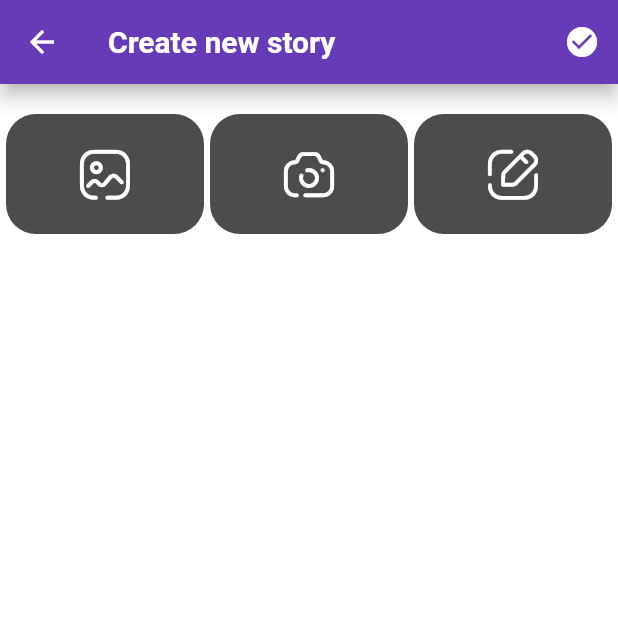
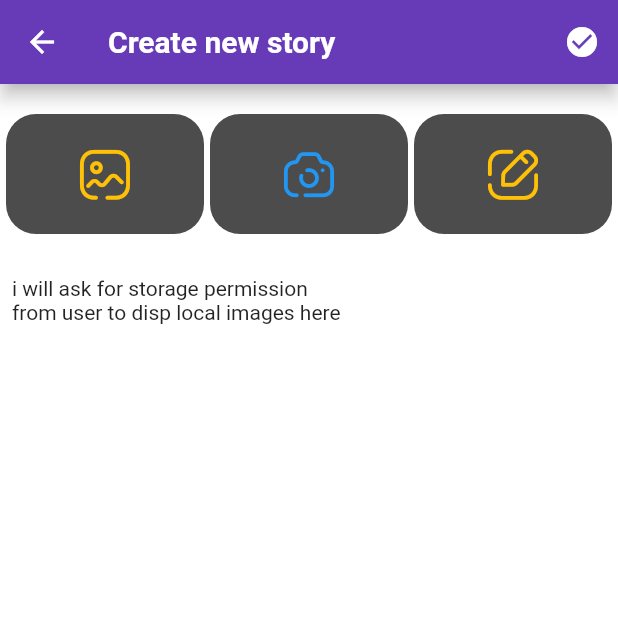
Before and after one commit to OsamaElnagar/Lammetna_App, a Flutter app: the HomeLayout screen opened directly, after a tap on an icon or button, on a phone screen of 412 x 824 dp, the top half of it. Run offline on Flutter 3.47's test engine with Material 2 defaults, Android fonts, the phone set to English and light mode, and no system bars; our stand-ins replace bloc, cloud_firestore, conditional_builder_null_safety, dio, firebase_auth, firebase_core and 8 more; accounts and stored records are empty; network calls fail.

Commit message:
more Enhancing for time formats.

```diff
--- a/lib/modules/feedsScreen.dart
+++ b/lib/modules/feedsScreen.dart
@@ -84,8 +84,12 @@ class FeedsScreen extends StatelessWidget {
                       child: Row(
                         children: [
 
-                          buildFirstStoryItem(
-                              context: context, loginModel: cubit.loginModel!),
+                          ConditionalBuilder(
+                            condition: cubit.loginModel !=null,
+                            builder:(context)=> buildFirstStoryItem(
+                                context: context, loginModel: cubit.loginModel!),
+                            fallback: (context)=>const Center(child:  CircularProgressIndicator()),
+                          ),
                           const SizedBox(
                             width: 2,
                           ),
@@ -106,7 +110,7 @@ class FeedsScreen extends StatelessWidget {
                                 width: 2,
                               ),
                             ),
-                          fallback: (context)=>SizedBox(),
+                          fallback: (context)=>const SizedBox(),
                           ),
                         ],
                       ),
@@ -116,7 +120,7 @@ class FeedsScreen extends StatelessWidget {
                 ConditionalBuilder(
                   condition: AppCubit.get(context).feedPosts.isNotEmpty,
                   builder: (context) => ListView.separated(
-                      physics: const NeverScrollableScrollPhysics(),
+                      physics: const BouncingScrollPhysics(),
                       scrollDirection: Axis.vertical,
                       shrinkWrap: true,
                       itemBuilder: (context, index) {
@@ -151,7 +155,7 @@ class FeedsScreen extends StatelessWidget {
                   ),
                 ),
                 const SizedBox(
-                  height: 20,
+                  height: 70,
                 ),
               ],
             ),
--- a/lib/modules/messangerScreen.dart
+++ b/lib/modules/messangerScreen.dart
@@ -73,7 +73,7 @@ class MessengerScreen extends StatelessWidget {
                         },
                         separatorBuilder: (context, index) {
                           return const SizedBox(
-                            height: 10,
+                            height: 5,
                           );
                         },
                         itemCount: cubit.messages.length),
--- a/lib/modules/storyScreen.dart
+++ b/lib/modules/storyScreen.dart
@@ -79,6 +79,7 @@ class _NewStoryScreenState extends State<NewStoryScreen> {
                               AppCubit.get(context).getGalleryStoryImage();
                             },
                             icon: IconBroken.Image,
+                            iconColor: Colors.amber,
                           ),
                         ),
                         const SizedBox(
@@ -92,7 +93,9 @@ class _NewStoryScreenState extends State<NewStoryScreen> {
                                 });
                                 AppCubit.get(context).getCameraStoryImage();
                               },
-                              icon: IconBroken.Camera),
+                              icon: IconBroken.Camera,
+                            iconColor: Colors.blue,
+                          ),
                         ),
                         const SizedBox(
                           width: 4,
@@ -106,7 +109,9 @@ class _NewStoryScreenState extends State<NewStoryScreen> {
                                 FocusScope.of(context)
                                     .requestFocus(txtStoryNode);
                               },
-                              icon: IconBroken.Edit_Square),
+                              icon: IconBroken.Edit_Square,
+                            iconColor: Colors.amber,
+                          ),
                         ),
                       ],
                     ),
@@ -190,6 +195,10 @@ class _NewStoryScreenState extends State<NewStoryScreen> {
                       ),
                     ],
                   ),
+                const Padding(
+                  padding: EdgeInsets.all(8.0),
+                  child: Text('i will ask for storage permission \nfrom user to disp local images here'),
+                ),
               ],
             ),
           ),
--- a/lib/shared/bloc/AppCubit/cubit.dart
+++ b/lib/shared/bloc/AppCubit/cubit.dart
@@ -417,7 +417,7 @@ class AppCubit extends Cubit<AppStates> {
     feedPosts.clear();
     feedPostId.clear();
     emit(AppGetFeedPostLoadingState());
-    FirebaseFirestore.instance.collection('posts').get().then((value) {
+    FirebaseFirestore.instance.collection('posts').orderBy('postDate').get().then((value) {
       for (var element in value.docs) {
         feedPostId.add(element.id);
         pint(feedPostId.toString());
--- a/lib/shared/components/animatedFAB.dart
+++ b/lib/shared/components/animatedFAB.dart
@@ -845,6 +845,7 @@ class _AnimatedProfileFABState extends State<AnimatedProfileFAB>
                 child: IconButton(
                     onPressed: () {
                       collapseFAB();
+                      navigateTo(context, NewStoryScreen());
                     },
                     icon: const Icon(
                       IconBroken.Document,
--- a/lib/shared/components/buildStoryItem.dart
+++ b/lib/shared/components/buildStoryItem.dart
@@ -97,7 +97,7 @@ Widget buildFirstStoryItem({ required LoginModel loginModel, context}) {
   );
 }
 
-Widget gestureItem({required Function() onTap, icon}) {
+Widget gestureItem({required Function() onTap, icon,required Color iconColor}) {
   return Container(
     height: 80,
     decoration: BoxDecoration(
@@ -108,7 +108,7 @@ Widget gestureItem({required Function() onTap, icon}) {
       onTap: onTap,
       child: Icon(
         icon,
-        color: Colors.white,
+        color: iconColor,
         size: 40,
       ),
     ),
```
Also changed, not shown: lib/modules/postScreen.dart (+31 -27 lines), lib/shared/components/buildChatItems.dart (+6 -9 lines), lib/shared/components/buildPostItem.dart (+54 -16 lines).
